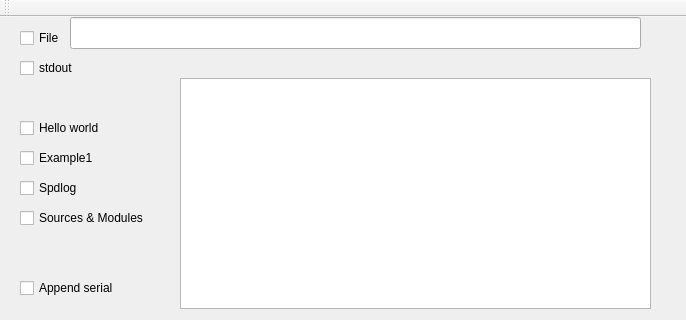
Before: the Qt Designer form antitestgui/src/mainwindow.ui in bjerrep/antilog, drawn with Qt 5; both pictures show x 0 to 686 and y 0 to 320 of the 686 by 542 pixel window.
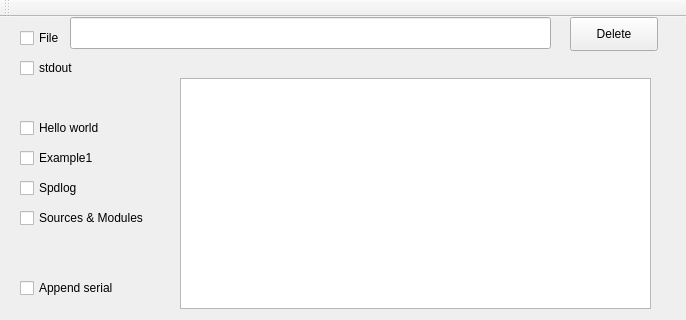
After: the same form once the commit is applied. Icons and pictures are not drawn.

The edit to the form file:
```diff
--- a/antitestgui/src/mainwindow.ui
+++ b/antitestgui/src/mainwindow.ui
@@ -104,7 +104,7 @@
      <rect>
       <x>70</x>
       <y>0</y>
-      <width>571</width>
+      <width>481</width>
       <height>32</height>
      </rect>
     </property>
@@ -174,6 +174,19 @@
      <string>Sources &amp;&amp; Modules</string>
     </property>
    </widget>
+   <widget class="QPushButton" name="pushButtonDeleteFile">
+    <property name="geometry">
+     <rect>
+      <x>570</x>
+      <y>0</y>
+      <width>88</width>
+      <height>34</height>
+     </rect>
+    </property>
+    <property name="text">
+     <string>Delete</string>
+    </property>
+   </widget>
   </widget>
   <widget class="QMenuBar" name="menuBar">
    <property name="geometry">
```
